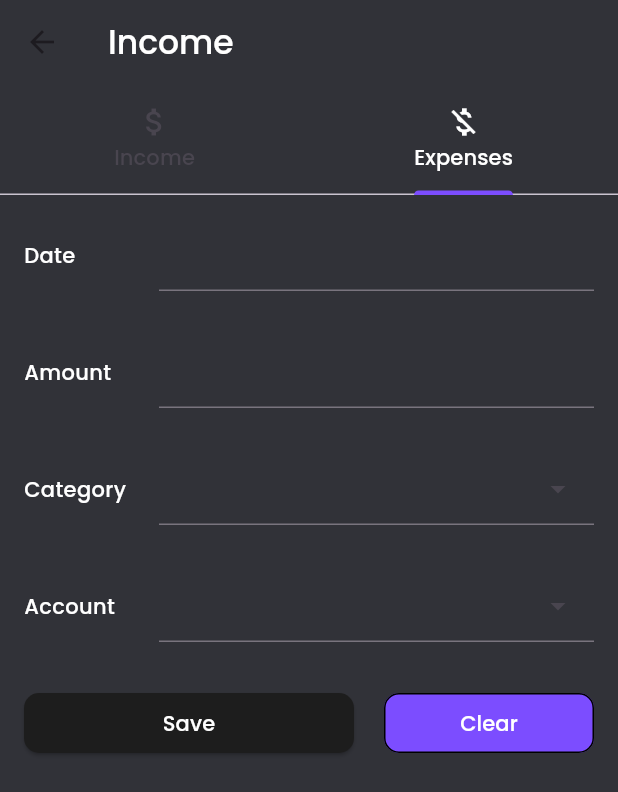
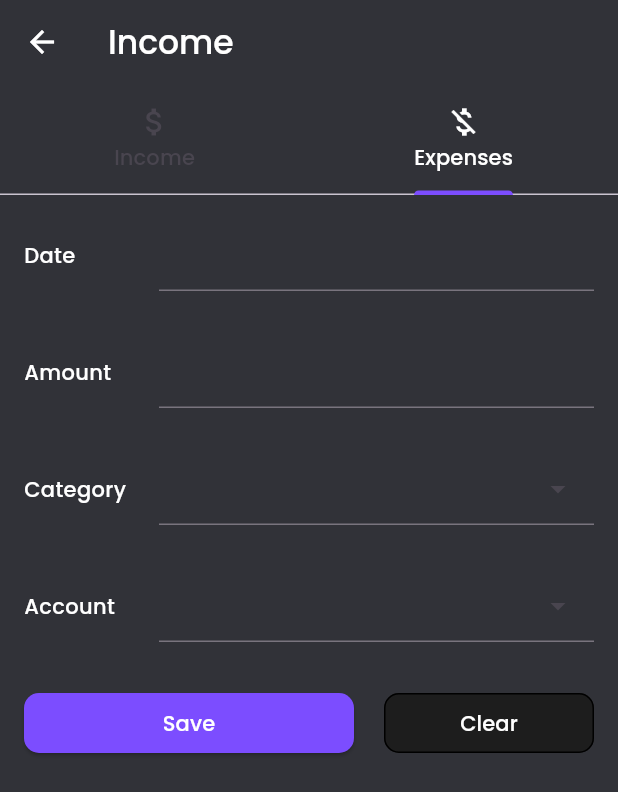
Before and after one commit to sudheera2003/financialApp, a Flutter app: the ComplexTable screen opened directly, after a tap on the "add" icon, on a phone screen of 412 x 824 dp. Shown: the top 792 px of the screen. Run offline on Flutter 3.47's test engine with Material 3 defaults, Android fonts, the phone set to English and light mode, and no system bars; our stand-ins replace cloud_firestore, firebase_auth, firebase_core, fl_chart, get, google_sign_in and 7 more; missing offline and left inert: mailer; accounts and stored records are empty.

Commit message:
little updates

```diff
--- a/lib/Calender/calander.dart
+++ b/lib/Calender/calander.dart
@@ -258,6 +258,7 @@ class _ComplexTableState extends State<ComplexTable> with SingleTickerProviderSt
     return Scaffold(
       backgroundColor: const Color.fromARGB(255, 49, 50, 56),
       appBar: AppBar(
+        iconTheme: IconThemeData(color: Color.fromARGB(255, 255, 255, 255),),
         title: Text('Calender', style: TextStyle(color: Colors.white),),
         centerTitle: true,
         backgroundColor: const Color.fromARGB(255, 49, 50, 56),
@@ -287,7 +288,7 @@ class _ComplexTableState extends State<ComplexTable> with SingleTickerProviderSt
             ),
           );
         },
-        child: const Icon(Icons.add),
+        child: const Icon(Icons.add, color: Colors.white,),
       ),
       body: Stack(
         children: [
--- a/lib/Calender/form.dart
+++ b/lib/Calender/form.dart
@@ -264,7 +264,7 @@ class _FormScreenState extends State<FormScreen> {
                         }
                       },
                       style: ElevatedButton.styleFrom(
-                        backgroundColor: Color.fromARGB(255, 29, 29, 29),
+                        backgroundColor: Color(0xFF7C4DFF),
                         foregroundColor: Colors.white,
                         shape: RoundedRectangleBorder(
                             borderRadius: BorderRadius.circular(10)),
@@ -291,14 +291,14 @@ class _FormScreenState extends State<FormScreen> {
                           : clearForm, // Clear the form if creating a new transaction
                       style: ElevatedButton.styleFrom(
                         backgroundColor: widget.transaction != null
-                            ? Color(0xFF7C4DFF)
-                            : Color(0xFF7C4DFF),
+                            ? Color.fromARGB(255, 29, 29, 29)
+                            : Color.fromARGB(255, 29, 29, 29),
                         foregroundColor: widget.transaction != null
                             ? Colors.white
                             : const Color.fromARGB(255, 255, 255, 255),
                         elevation: widget.transaction != null ? 2 : 0,
                         shadowColor: widget.transaction != null
-                            ? Color(0xFF7C4DFF)
+                            ? Color.fromARGB(255, 29, 29, 29)
                             : Colors.transparent,
                         shape: RoundedRectangleBorder(
                             borderRadius: BorderRadius.circular(10)),
--- a/lib/Calender/mainForm.dart
+++ b/lib/Calender/mainForm.dart
@@ -36,6 +36,7 @@ class _MainFormState extends State<MainForm> with SingleTickerProviderStateMixin
   Widget build(BuildContext context) {
     return Scaffold(
       appBar: AppBar(
+        iconTheme: IconThemeData(color: Color.fromARGB(255, 255, 255, 255),),
         backgroundColor: const Color.fromARGB(255, 49, 50, 56),
         title: Text(title,style: TextStyle(color: Colors.white)), // Dynamic title based on selected tab
         bottom: TabBar(
```
Also changed, not shown: lib/dashboard_page.dart (+15 -1 lines), lib/data/local_database.dart (+8 -1 lines).
